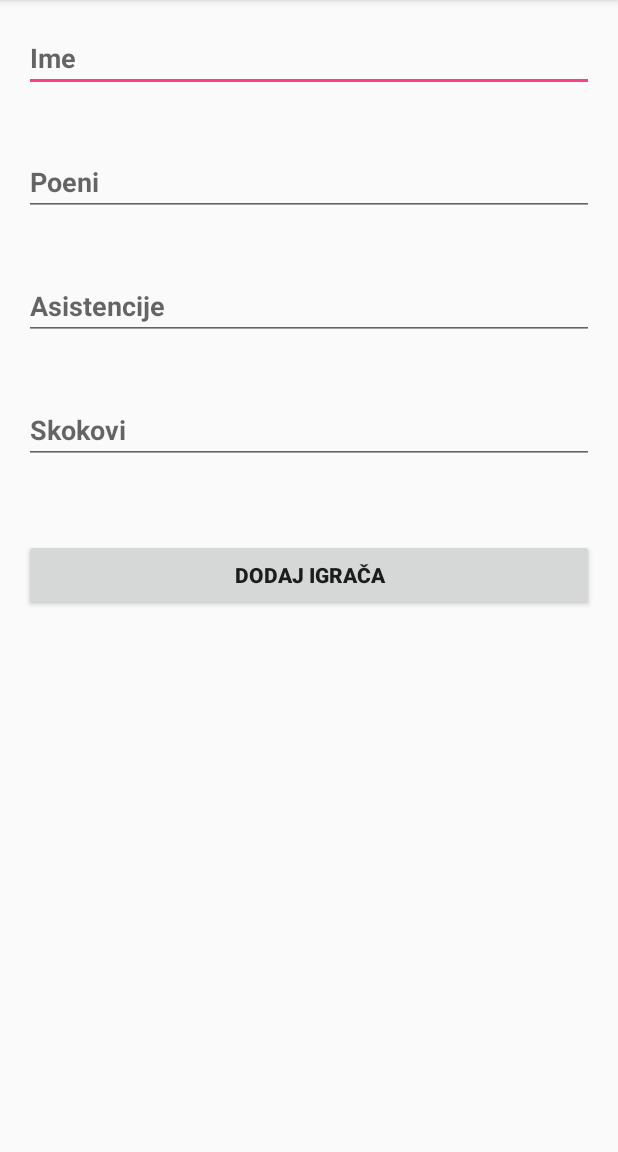
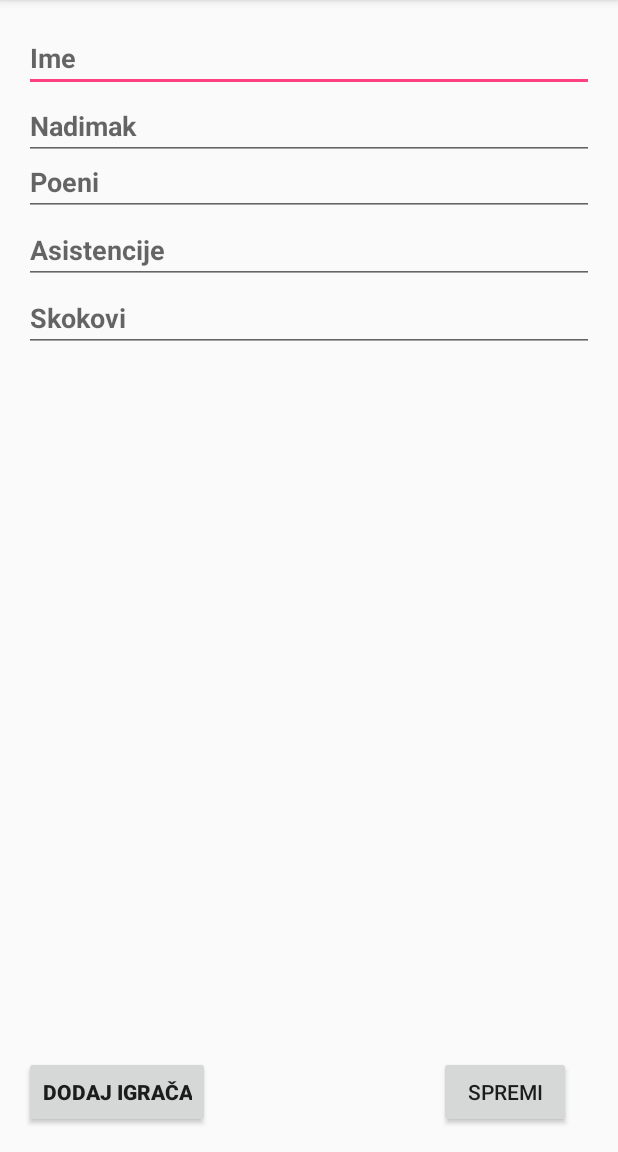
Before and after one commit to mivos6/SportApp-projekt, an Android app: the IgraciKosarka screen opened directly, with no data from a screen before it, on a phone screen of 412 x 824 dp, the part 84-1236 px from its top. Run offline under Robolectric (Android 15) with nearby library versions, the phone set to English and light mode, and no system bars.

Commit message:
Dodao novu verziju SportApp koda.

```diff
--- a/SportApp/app/src/main/java/com/example/rivios_/sportapp/ArhivaIgracaActivity.java
+++ b/SportApp/app/src/main/java/com/example/rivios_/sportapp/ArhivaIgracaActivity.java
@@ -21,7 +21,7 @@ public class ArhivaIgracaActivity extends AppCompatActivity {
 
         dbHelper = GameDBHelper.getInstance(this);
 
-        fillDBPlayers();
+        //fillDBPlayers();
 
         Intent i = getIntent();
         gameId = i.getLongExtra("GAME_ID", 0);
--- a/SportApp/app/src/main/java/com/example/rivios_/sportapp/ArhivaKosarka.java
+++ b/SportApp/app/src/main/java/com/example/rivios_/sportapp/ArhivaKosarka.java
@@ -22,7 +22,7 @@ public class ArhivaKosarka extends AppCompatActivity {
         super.onCreate(savedInstanceState);
         setContentView(R.layout.activity_arhivakosarka);
 
-        fillDB();
+        //fillDB();
 
         lvGameStats = (ListView) findViewById(R.id.lvGameStats);
 
--- a/SportApp/app/src/main/java/com/example/rivios_/sportapp/IgraciKosarka.java
+++ b/SportApp/app/src/main/java/com/example/rivios_/sportapp/IgraciKosarka.java
@@ -4,13 +4,74 @@ import android.content.Intent;
 import android.support.v7.app.AppCompatActivity;
 import android.os.Bundle;
 import android.view.View;
+import android.widget.Adapter;
+import android.widget.ArrayAdapter;
+import android.widget.EditText;
+import android.widget.ListView;
+import android.widget.Toast;
+
+import java.util.ArrayList;
 
 public class IgraciKosarka extends AppCompatActivity {
+    ArrayList<PlayerStats> pst = new ArrayList<PlayerStats>();
+
+    EditText etIme;
+    EditText etNadimak;
+    EditText etPoeni;
+    EditText etAsistencije;
+    EditText etSkokovi;
+    ListView lvPlayers;
 
     @Override
     protected void onCreate(Bundle savedInstanceState) {
         super.onCreate(savedInstanceState);
         setContentView(R.layout.activity_igracikosarka);
+
+        etIme = (EditText) findViewById(R.id.imekosarkasa);
+        etNadimak = (EditText) findViewById(R.id.nadimakkosarkasa);
+        etPoeni = (EditText) findViewById(R.id.poeni);
+        etAsistencije = (EditText) findViewById(R.id.asistencije);
+        etSkokovi = (EditText) findViewById(R.id.skokovi);
+        lvPlayers = (ListView) findViewById(R.id.listaIgraca);
+
+        ArrayAdapter<PlayerStats> plAdapter = new ArrayAdapter<PlayerStats>(this, android.R.layout.simple_list_item_1, pst);
+        lvPlayers.setAdapter(plAdapter);
     }
 
+    public void dodajIgraca (View v)
+    {
+        String ime = etIme.getText().toString();
+        String nadimak = etNadimak.getText().toString();
+
+        int poeni = Integer.parseInt(etPoeni.getText().toString());
+        int asistencije = Integer.parseInt(etAsistencije.getText().toString());
+        int skokovi = Integer.parseInt(etSkokovi.getText().toString());
+
+        if (ime.equals("") || nadimak.equals(""))
+        {
+            Toast.makeText(this, "Nije upisano ime ili nadimak.", Toast.LENGTH_SHORT).show();
+            return;
+        }
+
+        pst.add(new PlayerStats(new Player(0, ime, nadimak), new Stats(0, 0, poeni, asistencije, skokovi)));
+    }
+
+    public void spremi (View v)
+    {
+        ArrayList<Player> igraci = new ArrayList<Player>();
+        ArrayList<Stats> statistike = new ArrayList<Stats>();
+
+        for (PlayerStats p : pst)
+        {
+            igraci.add(p.getPlayer());
+            statistike.add(p.getStats());
+        }
+
+        Intent i = new Intent();
+        i.putParcelableArrayListExtra(Constants.PLAYERS, igraci);
+        i.putParcelableArrayListExtra(Constants.STATS, statistike);
+        setResult(RESULT_OK, i);
+
+        finish();
+    }
 }
--- a/SportApp/app/src/main/java/com/example/rivios_/sportapp/PlayerStatsAdapter.java
+++ b/SportApp/app/src/main/java/com/example/rivios_/sportapp/PlayerStatsAdapter.java
@@ -53,7 +53,7 @@ public class PlayerStatsAdapter extends BaseAdapter {
         GameDBHelper helper = GameDBHelper.getInstance(convertView.getContext());
         Player p = helper.getPlayer(current.getPlayerId());
 
-        holder.tvNamePos.setText(p.getName() + ", " + p.getPosition());
+        holder.tvNamePos.setText(p.getName() + ", " + p.getNickname());
         holder.tvStats.setText("PTS: " + current.getPoints() +
                 "AST: " + current.getAssists() +
                 "RBD: " + current.getJumps());
--- a/SportApp/app/src/main/res/layout/activity_igracikosarka.xml
+++ b/SportApp/app/src/main/res/layout/activity_igracikosarka.xml
@@ -19,6 +19,15 @@
         android:layout_alignParentStart="true"
         android:textStyle="bold" />
     <EditText
+        android:id="@+id/nadimakkosarkasa"
+        android:layout_width="match_parent"
+        android:layout_height="wrap_content"
+        android:hint="Nadimak"
+        android:textStyle="bold"
+        android:layout_below="@+id/imekosarkasa"
+        android:layout_alignParentLeft="true"
+        android:layout_alignParentStart="true" />
+    <EditText
         android:id="@+id/poeni"
         android:layout_width="match_parent"
         android:layout_height="wrap_content"
@@ -33,34 +42,58 @@
     android:layout_width="match_parent"
     android:layout_height="wrap_content"
     android:hint="Asistencije"
-    android:layout_marginTop="37dp"
-    android:layout_below="@+id/poeni"
-    android:layout_alignParentLeft="true"
-    android:layout_alignParentStart="true"
-    android:textStyle="bold" />
+        android:textStyle="bold"
+        android:layout_below="@+id/poeni"
+        android:layout_alignParentLeft="true"
+        android:layout_alignParentStart="true" />
 
     <EditText
         android:id="@+id/skokovi"
         android:layout_width="match_parent"
         android:layout_height="wrap_content"
         android:hint="Skokovi"
-        android:layout_marginTop="37dp"
+        android:textStyle="bold"
         android:layout_below="@+id/asistencije"
         android:layout_alignParentLeft="true"
-        android:layout_alignParentStart="true"
-        android:textStyle="bold" />
+        android:layout_alignParentStart="true" />
 
     <Button
         android:layout_width="wrap_content"
         android:layout_height="wrap_content"
         android:text="Dodaj igrača"
         android:id="@+id/dodajigraca"
-        android:layout_below="@+id/skokovi"
-        android:layout_marginTop="50dp"
+        android:textStyle="bold"
+        android:onClick="dodajIgraca"
+        android:layout_alignParentBottom="true"
+        android:layout_alignParentLeft="true"
+        android:layout_alignParentStart="true" />
+
+    <Button
+        android:id="@+id/button"
+        android:layout_width="wrap_content"
+        android:layout_height="wrap_content"
+        android:layout_alignParentBottom="true"
+        android:layout_alignParentEnd="true"
+        android:layout_alignParentRight="true"
+        android:layout_marginEnd="15dp"
+        android:layout_marginRight="15dp"
+        android:text="Spremi" />
+
+    <LinearLayout
+        android:layout_width="match_parent"
+        android:layout_height="match_parent"
         android:layout_alignParentLeft="true"
         android:layout_alignParentStart="true"
-        android:layout_alignRight="@+id/skokovi"
-        android:layout_alignEnd="@+id/skokovi"
-        android:textStyle="bold" />
+        android:layout_below="@+id/skokovi"
+        android:orientation="horizontal"
+        android:layout_above="@+id/dodajigraca"
+        android:layout_alignParentRight="true"
+        android:layout_alignParentEnd="true">
+
+        <ListView
+            android:id="@+id/listaIgraca"
+            android:layout_width="match_parent"
+            android:layout_height="match_parent" />
+    </LinearLayout>
 
 </RelativeLayout>
```
Also changed, not shown: SportApp/app/src/main/java/com/example/rivios_/sportapp/Constants.java (added, +14 -0 lines), SportApp/app/src/main/java/com/example/rivios_/sportapp/DatePickerFragment.java (added, +36 -0 lines), SportApp/app/src/main/java/com/example/rivios_/sportapp/Game.java (+42 -1 lines), SportApp/app/src/main/java/com/example/rivios_/sportapp/GameDBHelper.java (+47 -6 lines), SportApp/app/src/main/java/com/example/rivios_/sportapp/GameStats.java (+132 -1 lines), SportApp/app/src/main/java/com/example/rivios_/sportapp/Player.java (+42 -9 lines), SportApp/app/src/main/java/com/example/rivios_/sportapp/PlayerStats.java (added, +35 -0 lines), SportApp/app/src/main/java/com/example/rivios_/sportapp/Stats.java (+38 -1 lines), SportApp/app/src/main/res/layout/activity_gamestats.xml (+12 -1 lines).
